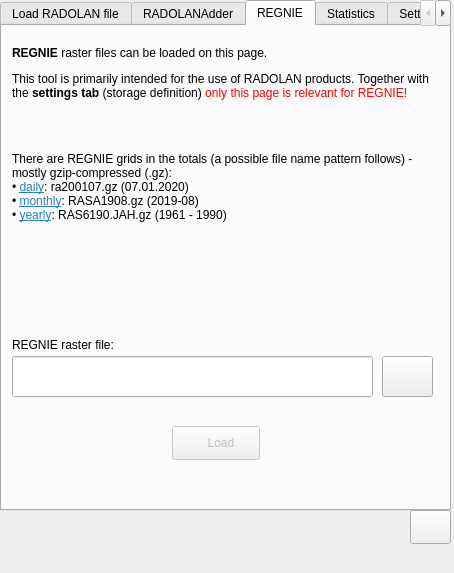
Old version of the form dock_widget.ui in the repository Weathermann/radolan2map.
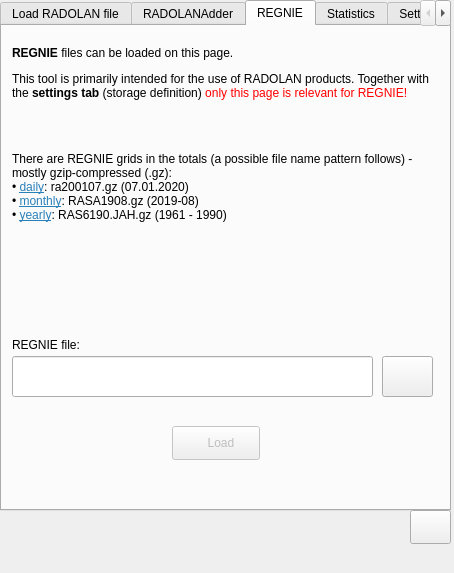
New version of the form. Icons and pictures are not drawn.

Commit message: call REGNIE files just "files", not "raster files"

What changed in the file:
```diff
--- a/dock_widget.ui
+++ b/dock_widget.ui
@@ -767,7 +767,7 @@
        </rect>
       </property>
       <property name="text">
-       <string>&lt;html&gt;&lt;head/&gt;&lt;body&gt;&lt;p&gt;&lt;span style=&quot; font-weight:600;&quot;&gt;REGNIE&lt;/span&gt; raster files can be loaded on this page.&lt;/p&gt;&lt;p&gt;This tool is primarily intended for the use of RADOLAN products. Together with the &lt;span style=&quot; font-weight:600;&quot;&gt;settings tab&lt;/span&gt; (storage definition) &lt;span style=&quot; color:#ff0000;&quot;&gt;only this page is relevant for REGNIE!&lt;/span&gt;&lt;/p&gt;&lt;p&gt;&lt;br/&gt;&lt;/p&gt;&lt;p&gt;There are REGNIE grids in the totals (a possible file name pattern follows) - mostly gzip-compressed (.gz):&lt;span style=&quot; color:#000000;&quot;&gt;&lt;br/&gt;• &lt;/span&gt;&lt;a href=&quot;https://opendata.dwd.de/climate_environment/CDC/grids_germany/daily/regnie/&quot;&gt;&lt;span style=&quot; text-decoration: underline; color:#2980b9;&quot;&gt;daily&lt;/span&gt;&lt;/a&gt;&lt;span style=&quot; color:#000000;&quot;&gt;: ra200107.gz (07.01.2020)&lt;br/&gt;• &lt;/span&gt;&lt;a href=&quot;https://opendata.dwd.de/climate_environment/CDC/grids_germany/monthly/regnie/&quot;&gt;&lt;span style=&quot; text-decoration: underline; color:#2980b9;&quot;&gt;monthly&lt;/span&gt;&lt;/a&gt;&lt;span style=&quot; color:#000000;&quot;&gt;: RASA1908.gz (2019-08)&lt;br/&gt;• &lt;/span&gt;&lt;a href=&quot;https://opendata.dwd.de/climate_environment/CDC/grids_germany/multi_annual/regnie/&quot;&gt;&lt;span style=&quot; text-decoration: underline; color:#2980b9;&quot;&gt;yearly&lt;/span&gt;&lt;/a&gt;&lt;span style=&quot; color:#000000;&quot;&gt;: RAS6190.JAH.gz (1961 - 1990)&lt;/span&gt;&lt;/p&gt;&lt;/body&gt;&lt;/html&gt;</string>
+       <string>&lt;html&gt;&lt;head/&gt;&lt;body&gt;&lt;p&gt;&lt;span style=&quot; font-weight:600;&quot;&gt;REGNIE&lt;/span&gt; files can be loaded on this page.&lt;/p&gt;&lt;p&gt;This tool is primarily intended for the use of RADOLAN products. Together with the &lt;span style=&quot; font-weight:600;&quot;&gt;settings tab&lt;/span&gt; (storage definition) &lt;span style=&quot; color:#ff0000;&quot;&gt;only this page is relevant for REGNIE!&lt;/span&gt;&lt;/p&gt;&lt;p&gt;&lt;br/&gt;&lt;/p&gt;&lt;p&gt;There are REGNIE grids in the totals (a possible file name pattern follows) - mostly gzip-compressed (.gz):&lt;span style=&quot; color:#000000;&quot;&gt;&lt;br/&gt;• &lt;/span&gt;&lt;a href=&quot;https://opendata.dwd.de/climate_environment/CDC/grids_germany/daily/regnie/&quot;&gt;&lt;span style=&quot; text-decoration: underline; color:#2980b9;&quot;&gt;daily&lt;/span&gt;&lt;/a&gt;&lt;span style=&quot; color:#000000;&quot;&gt;: ra200107.gz (07.01.2020)&lt;br/&gt;• &lt;/span&gt;&lt;a href=&quot;https://opendata.dwd.de/climate_environment/CDC/grids_germany/monthly/regnie/&quot;&gt;&lt;span style=&quot; text-decoration: underline; color:#2980b9;&quot;&gt;monthly&lt;/span&gt;&lt;/a&gt;&lt;span style=&quot; color:#000000;&quot;&gt;: RASA1908.gz (2019-08)&lt;br/&gt;• &lt;/span&gt;&lt;a href=&quot;https://opendata.dwd.de/climate_environment/CDC/grids_germany/multi_annual/regnie/&quot;&gt;&lt;span style=&quot; text-decoration: underline; color:#2980b9;&quot;&gt;yearly&lt;/span&gt;&lt;/a&gt;&lt;span style=&quot; color:#000000;&quot;&gt;: RAS6190.JAH.gz (1961 - 1990)&lt;/span&gt;&lt;/p&gt;&lt;/body&gt;&lt;/html&gt;</string>
       </property>
       <property name="alignment">
        <set>Qt::AlignLeading|Qt::AlignLeft|Qt::AlignTop</set>
@@ -789,7 +789,7 @@
        </rect>
       </property>
       <property name="text">
-       <string>REGNIE raster file:</string>
+       <string>REGNIE file:</string>
       </property>
      </widget>
     </widget>
```
